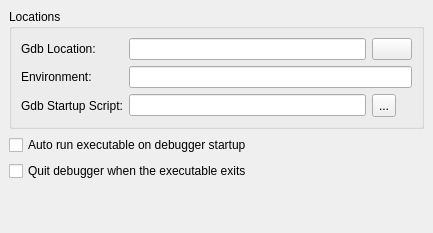
Before: the Qt Designer form src/plugins/debugger/gdboptionpage.ui in qt-creator/qt-creator, drawn with Qt 5.
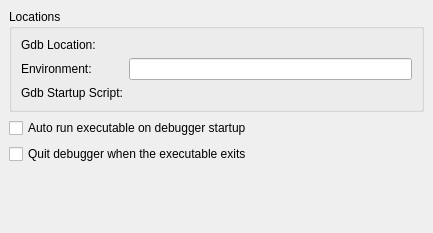
After: the same form once the commit is applied. Icons and pictures are not drawn. Custom widgets are drawn as their Qt base class.

Commit message: re-organizize gdb location selection again

```diff
--- a/src/plugins/debugger/gdboptionpage.ui
+++ b/src/plugins/debugger/gdboptionpage.ui
@@ -32,10 +32,7 @@
       <property name="spacing">
        <number>6</number>
       </property>
-      <item row="0" column="1">
-       <widget class="QLineEdit" name="gdbLocationEdit"/>
-      </item>
-      <item row="1" column="1" colspan="2">
+      <item row="1" column="1">
        <widget class="QLineEdit" name="environmentEdit"/>
       </item>
       <item row="0" column="0">
@@ -61,40 +58,6 @@
         </property>
        </widget>
       </item>
-      <item row="0" column="2">
-       <widget class="QPushButton" name="browseForGdbButton">
-        <property name="text">
-         <string/>
-        </property>
-        <property name="icon">
-         <iconset resource="../coreplugin/core.qrc">
-          <normaloff>:/qworkbench/images/fileopen.png</normaloff>:/qworkbench/images/fileopen.png</iconset>
-        </property>
-        <property name="checkable">
-         <bool>false</bool>
-        </property>
-       </widget>
-      </item>
-      <item row="2" column="1">
-       <widget class="QLineEdit" name="gdbStartupScriptEdit"/>
-      </item>
-      <item row="2" column="2">
-       <widget class="QToolButton" name="browseForScriptButton">
-        <property name="minimumSize">
-         <size>
-          <width>21</width>
-          <height>23</height>
-         </size>
-        </property>
-        <property name="text">
-         <string>...</string>
-        </property>
-        <property name="icon">
-         <iconset resource="../coreplugin/core.qrc">
-          <normaloff>:/qworkbench/images/fileopen.png</normaloff>:/qworkbench/images/fileopen.png</iconset>
-        </property>
-       </widget>
-      </item>
       <item row="2" column="0">
        <widget class="QLabel" name="labelGdbStartupScript">
         <property name="toolTip">
@@ -105,6 +68,12 @@
         </property>
        </widget>
       </item>
+      <item row="2" column="1">
+       <widget class="Core::Utils::PathChooser" name="scriptFileChooser" native="true"/>
+      </item>
+      <item row="0" column="1">
+       <widget class="Core::Utils::PathChooser" name="gdbLocationChooser" native="true"/>
+      </item>
      </layout>
     </widget>
    </item>
@@ -137,6 +106,14 @@
    </item>
   </layout>
  </widget>
+ <customwidgets>
+  <customwidget>
+   <class>Core::Utils::PathChooser</class>
+   <extends>QWidget</extends>
+   <header location="global">utils/pathchooser.h</header>
+   <container>1</container>
+  </customwidget>
+ </customwidgets>
  <resources>
   <include location="../coreplugin/core.qrc"/>
  </resources>
```
Left out of the diff: 3 changed lines with no effect on the pictures. The commit also changes 2 other files.
